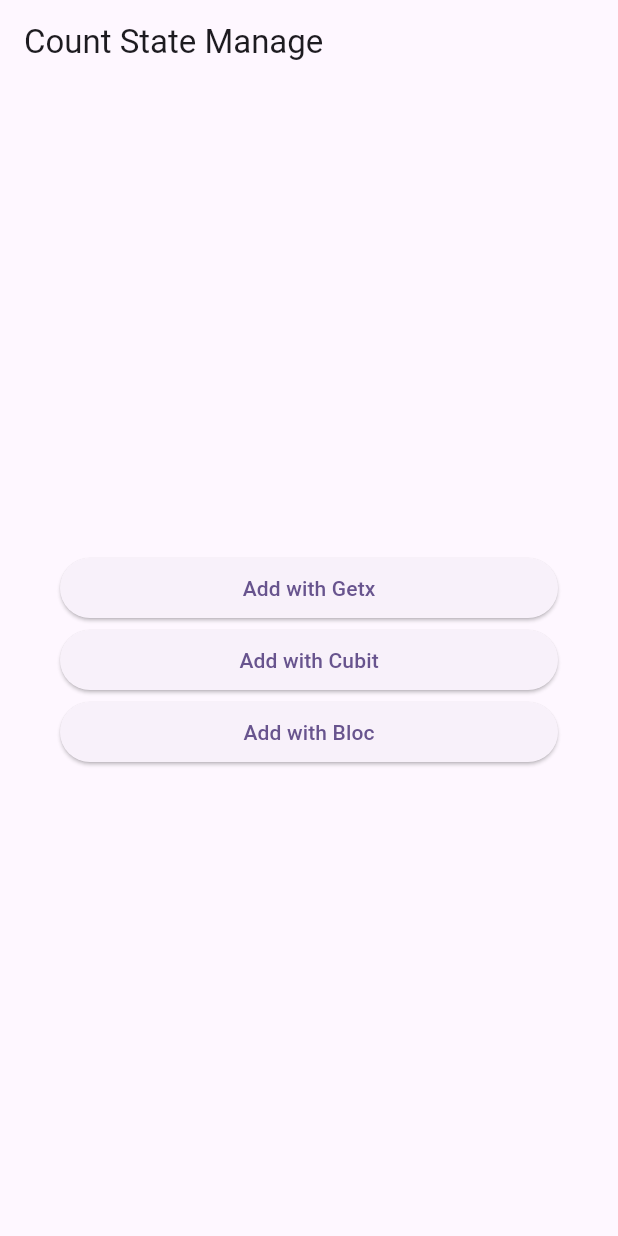
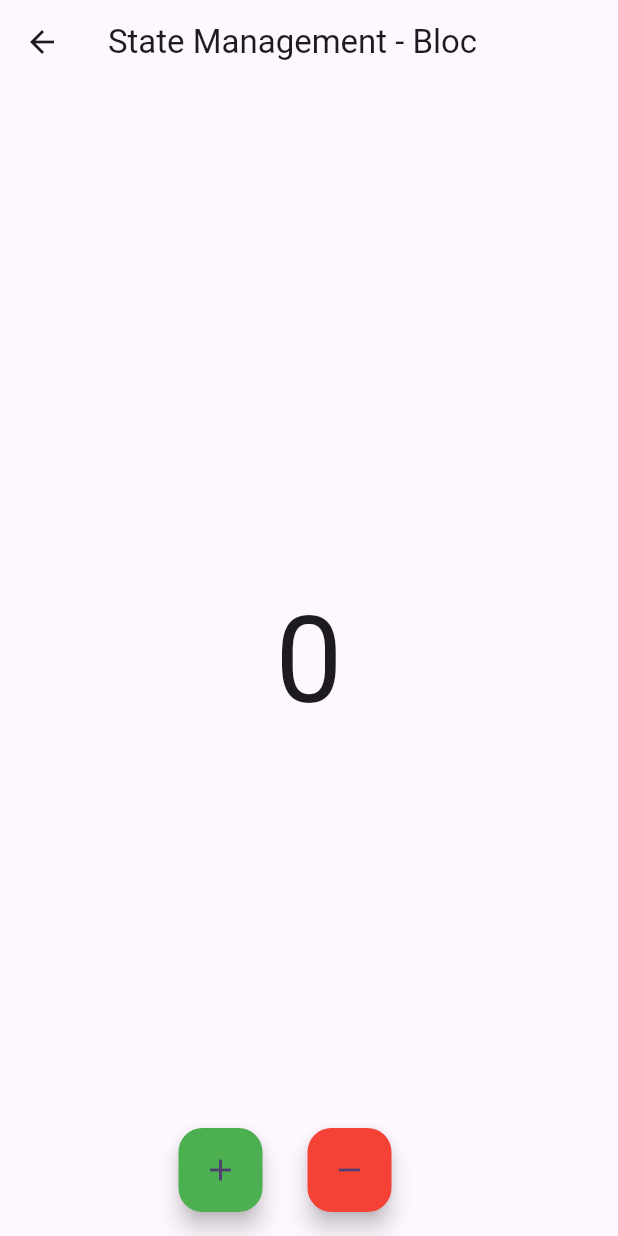
Before and after one commit to YdMinS/flutter-count-state-manage, a Flutter app: the screen it shows after launch, after a tap on "Add with Bloc", on a phone screen of 412 x 824 dp. Run offline on Flutter 3.47's test engine with Material 3 defaults, Android fonts, the phone set to English and light mode, and no system bars; our stand-ins replace bloc, equatable, flutter_bloc, get.

Commit message:
feat : Implement count page with bloc state management

```diff
--- a/lib/src/app.dart
+++ b/lib/src/app.dart
@@ -1,3 +1,5 @@
+import 'package:count_state_manage/src/bloc/bloc_screen.dart';
+import 'package:count_state_manage/src/bloc/count_bloc.dart';
 import 'package:count_state_manage/src/cubit/count_cubit.dart';
 import 'package:count_state_manage/src/cubit/cubit_screen.dart';
 import 'package:count_state_manage/src/getx/count_getx_controller.dart';
@@ -41,7 +43,15 @@ class App extends StatelessWidget {
                       duration: Duration.zero);
                 },
                 child: Text('Add with Cubit')),
-            ElevatedButton(onPressed: () {}, child: Text('Add with Bloc'))
+            ElevatedButton(
+                onPressed: () {
+                  Get.to(
+                    BlocProvider(
+                        create: (context) => CountBloc(), child: BlocScreen()),
+                    duration: Duration.zero,
+                  );
+                },
+                child: Text('Add with Bloc'))
           ],
         ),
       ),
--- /dev/null
+++ b/lib/src/bloc/bloc_screen.dart
@@ -0,0 +1,44 @@
+import 'package:count_state_manage/src/bloc/count_bloc.dart';
+import 'package:flutter/material.dart';
+import 'package:flutter_bloc/flutter_bloc.dart';
+
+class BlocScreen extends StatelessWidget {
+  const BlocScreen({super.key});
+
+  @override
+  Widget build(BuildContext context) {
+    return Scaffold(
+      appBar: AppBar(
+        title: Text('State Management - Bloc'),
+      ),
+      body: Center(
+        child: BlocBuilder<CountBloc, int>(builder: (context, state) {
+          return Text(
+            state.toString(),
+            style: TextStyle(fontSize: 80),
+          );
+        }),
+      ),
+      floatingActionButton: Row(
+        mainAxisAlignment: MainAxisAlignment.center,
+        children: [
+          FloatingActionButton(
+            onPressed: () {
+              context.read<CountBloc>().add(AddCountEvent());
+            },
+            backgroundColor: Colors.green,
+            child: Icon(Icons.add),
+          ),
+          SizedBox(width: 30),
+          FloatingActionButton(
+            onPressed: () {
+              context.read<CountBloc>().add(SubtractCountEvent());
+            },
+            backgroundColor: Colors.red,
+            child: Icon(Icons.remove),
+          ),
+        ],
+      ),
+    );
+  }
+}
--- /dev/null
+++ b/lib/src/bloc/count_bloc.dart
@@ -0,0 +1,25 @@
+import 'package:bloc/bloc.dart';
+import 'package:equatable/equatable.dart';
+
+class CountBloc extends Bloc<CountEvent, int> {
+  CountBloc() : super(0) {
+    on<AddCountEvent>((event, emit) {
+      emit(state + 1);
+    });
+    on<SubtractCountEvent>((event, emit) {
+      emit(state - 1);
+    });
+  }
+}
+
+abstract class CountEvent extends Equatable {}
+
+class AddCountEvent extends CountEvent {
+  @override
+  List<Object?> get props => [];
+}
+
+class SubtractCountEvent extends CountEvent {
+  @override
+  List<Object?> get props => [];
+}
```
